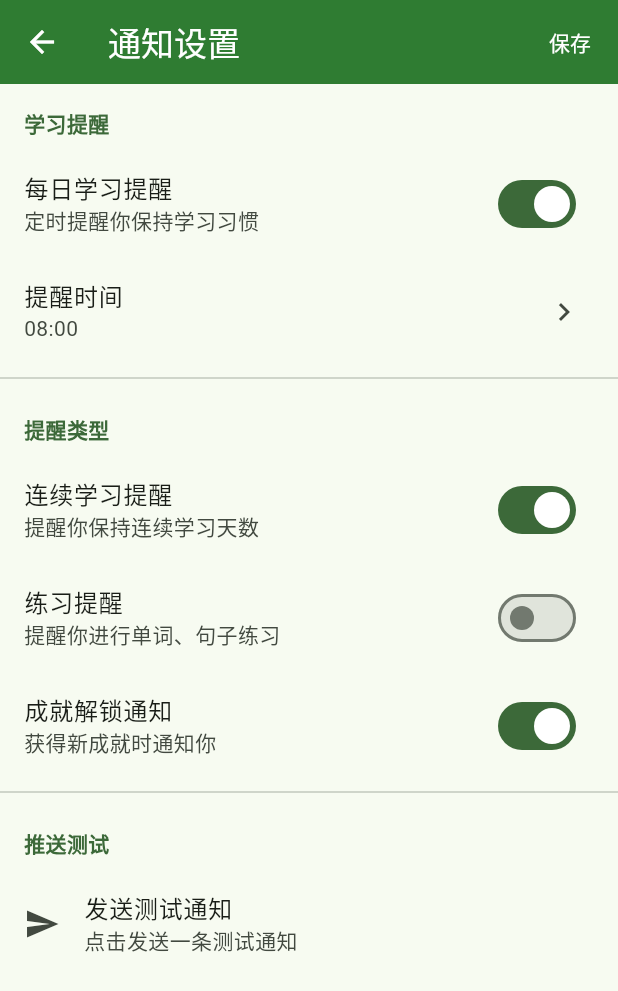
After one commit to app-projs/english-learning, a Flutter app: the NotificationSettingsScreen screen opened directly, on a phone screen of 412 x 824 dp. The commit adds this screen. Shown: the top 991 px of the screen. Run offline on Flutter 3.47's test engine with Material 3 defaults, Android fonts, the phone set to English and light mode, and no system bars; our stand-ins replace shared_preferences, sqflite; accounts and stored records are empty.

Commit message:
fix: update

```diff
--- /dev/null
+++ b/lib/screens/notification_settings_screen.dart
@@ -0,0 +1,168 @@
+import 'package:flutter/material.dart';
+
+class NotificationSettingsScreen extends StatefulWidget {
+  final Map<String, dynamic> notificationSettings;
+  final Function(Map<String, dynamic>) onSettingsSaved;
+
+  const NotificationSettingsScreen({
+    super.key,
+    required this.notificationSettings,
+    required this.onSettingsSaved,
+  });
+
+  @override
+  State<NotificationSettingsScreen> createState() =>
+      _NotificationSettingsScreenState();
+}
+
+class _NotificationSettingsScreenState
+    extends State<NotificationSettingsScreen> {
+  late bool _dailyReminder;
+  late bool _streakReminder;
+  late bool _achievementNotification;
+  late bool _practiceReminder;
+  late String _reminderTime;
+
+  final List<String> _timeOptions = [
+    '07:00',
+    '08:00',
+    '09:00',
+    '12:00',
+    '18:00',
+    '20:00',
+    '21:00'
+  ];
+
+  @override
+  void initState() {
+    super.initState();
+    _dailyReminder = widget.notificationSettings['dailyReminder'] ?? true;
+    _streakReminder = widget.notificationSettings['streakReminder'] ?? true;
+    _achievementNotification =
+        widget.notificationSettings['achievementNotification'] ?? true;
+    _practiceReminder =
+        widget.notificationSettings['practiceReminder'] ?? false;
+    _reminderTime = widget.notificationSettings['reminderTime'] ?? '08:00';
+  }
+
+  void _saveSettings() {
+    widget.onSettingsSaved({
+      'dailyReminder': _dailyReminder,
+      'streakReminder': _streakReminder,
+      'achievementNotification': _achievementNotification,
+      'practiceReminder': _practiceReminder,
+      'reminderTime': _reminderTime,
+    });
+    Navigator.pop(context);
+  }
+
+  @override
+  Widget build(BuildContext context) {
+    return Scaffold(
+      appBar: AppBar(
+        title: const Text('通知设置'),
+        actions: [
+          TextButton(
+            onPressed: _saveSettings,
+            child: const Text('保存', style: TextStyle(color: Colors.white)),
+          ),
+        ],
+      ),
+      body: ListView(
+        children: [
+          _buildSectionHeader('学习提醒'),
+          SwitchListTile(
+            title: const Text('每日学习提醒'),
+            subtitle: const Text('定时提醒你保持学习习惯'),
+            value: _dailyReminder,
+            onChanged: (value) => setState(() => _dailyReminder = value),
+          ),
+          if (_dailyReminder) ...[
+            ListTile(
+              title: const Text('提醒时间'),
+              subtitle: Text(_reminderTime),
+              trailing: const Icon(Icons.chevron_right),
+              onTap: _showTimePicker,
+            ),
+          ],
+          const Divider(),
+          _buildSectionHeader('提醒类型'),
+          SwitchListTile(
+            title: const Text('连续学习提醒'),
+            subtitle: const Text('提醒你保持连续学习天数'),
+            value: _streakReminder,
+            onChanged: (value) => setState(() => _streakReminder = value),
+          ),
+          SwitchListTile(
+            title: const Text('练习提醒'),
+            subtitle: const Text('提醒你进行单词、句子练习'),
+            value: _practiceReminder,
+            onChanged: (value) => setState(() => _practiceReminder = value),
+          ),
+          SwitchListTile(
+            title: const Text('成就解锁通知'),
+            subtitle: const Text('获得新成就时通知你'),
+            value: _achievementNotification,
+            onChanged: (value) =>
+                setState(() => _achievementNotification = value),
+          ),
+          const Divider(),
+          _buildSectionHeader('推送测试'),
+          ListTile(
+            leading: const Icon(Icons.send),
+            title: const Text('发送测试通知'),
+            subtitle: const Text('点击发送一条测试通知'),
+            onTap: () {
+              ScaffoldMessenger.of(context).showSnackBar(
+                const SnackBar(content: Text('测试通知已发送')),
+              );
+            },
+          ),
+        ],
+      ),
+    );
+  }
+
+  Widget _buildSectionHeader(String title) {
+    return Padding(
+      padding: const EdgeInsets.fromLTRB(16, 16, 16, 8),
+      child: Text(
+        title,
+        style: TextStyle(
+          fontSize: 14,
+          fontWeight: FontWeight.bold,
+          color: Theme.of(context).colorScheme.primary,
+        ),
+      ),
+    );
+  }
+
+  void _showTimePicker() {
+    showDialog(
+      context: context,
+      builder: (context) => AlertDialog(
+        title: const Text('选择提醒时间'),
+        content: SizedBox(
+          width: double.maxFinite,
+          child: ListView.builder(
+            shrinkWrap: true,
+            itemCount: _timeOptions.length,
+            itemBuilder: (context, index) {
+              final time = _timeOptions[index];
+              return ListTile(
+                title: Text(time),
+                trailing: _reminderTime == time
+                    ? const Icon(Icons.check, color: Colors.green)
+                    : null,
+                onTap: () {
+                  setState(() => _reminderTime = time);
+                  Navigator.pop(context);
+                },
+              );
+            },
+          ),
+        ),
+      ),
+    );
+  }
+}
```
Also changed, not shown: lib/screens/home_screen.dart (+22 -1 lines), 1 other file.
